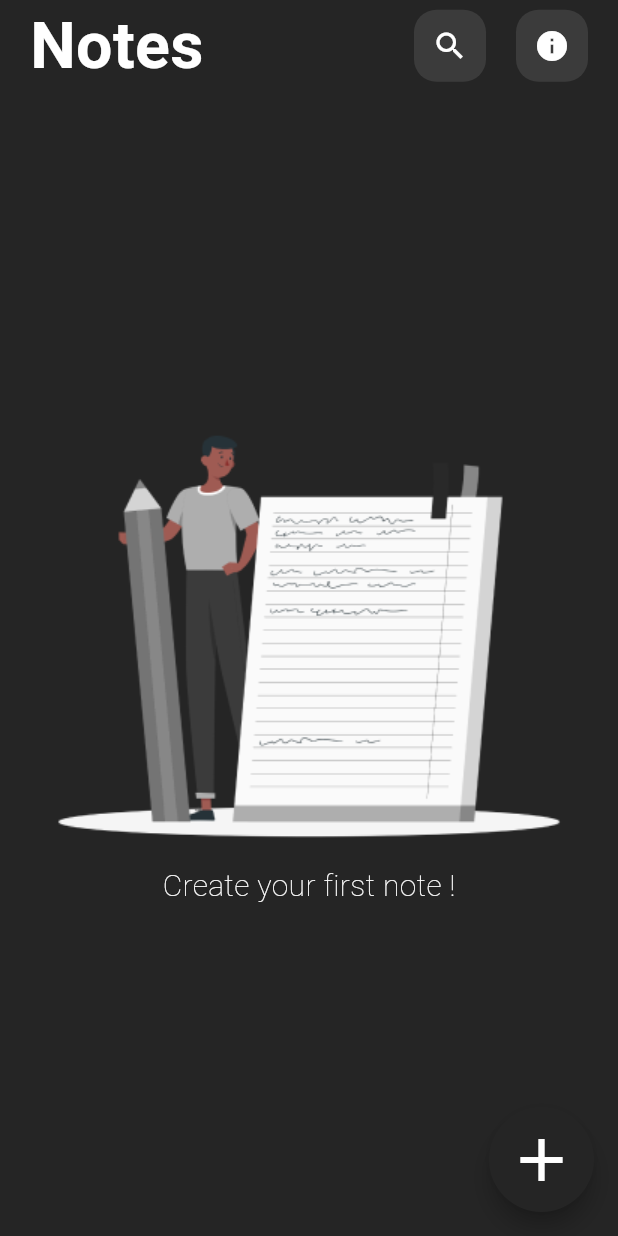
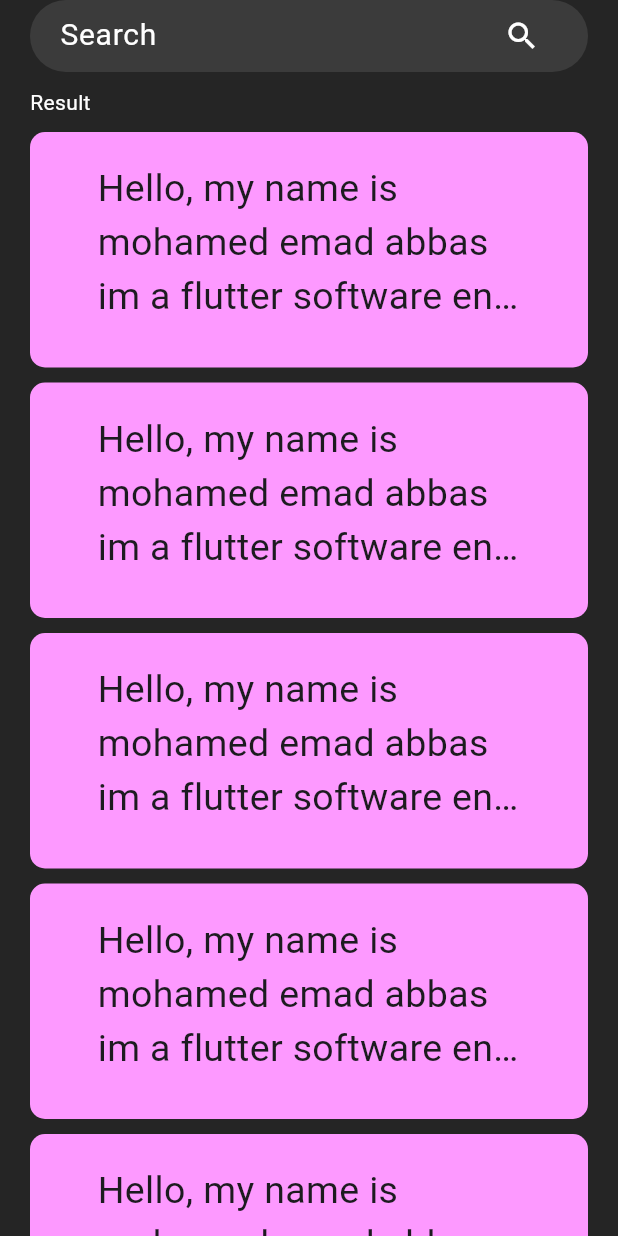
Before and after one commit to m7md3bbas/NoteApp, a Flutter app: the screen it shows after launch, after a tap on the "search" icon, on a phone screen of 412 x 824 dp. Run offline on Flutter 3.47's test engine with Material 3 defaults, Android fonts, the phone set to English and light mode, and no system bars.

Commit message:
finish search ui

```diff
--- a/lib/Core/colors.dart
+++ b/lib/Core/colors.dart
@@ -5,4 +5,6 @@ class MyColors {
   static const Color textColor = Color(0xffFFFFFF);
   static const Color iconBackGroundColor = Color(0xff3B3B3B);
   static const Color textNoteColor = Color(0xff9A9A9A);
+  static const Color backgroundtextfieldColor = Color(0xffCCCCCC);
+  static const Color backgroundColorItem = Color(0xffFD99FF);
 }
--- a/lib/Screens/Editor.dart
+++ b/lib/Screens/Editor.dart
@@ -1,5 +1,6 @@
 import 'package:flutter/material.dart';
 import 'package:noteapp/Core/colors.dart';
+import 'package:noteapp/Screens/widgets/editor_body.dart';
 import 'package:noteapp/Screens/widgets/editor_header.dart';
 
 class Editor extends StatelessWidget {
@@ -18,7 +19,6 @@ class Editor extends StatelessWidget {
               EditorHeader(),
               SizedBox(height: 20),
               EditorBody(),
-
             ],
           ),
         ),
@@ -26,54 +26,3 @@ class Editor extends StatelessWidget {
     );
   }
 }
-
-class EditorBody extends StatelessWidget {
-  EditorBody({super.key});
-  TextEditingController titleController = TextEditingController();
-  TextEditingController subjectController = TextEditingController();
-  @override
-  Widget build(BuildContext context) {
-    return Column(
-      children: [
-        SizedBox(
-          height: MediaQuery.sizeOf(context).height * 0.18,
-          child: TextFormField(
-            expands: true,
-            maxLines: null,
-            minLines: null,
-            decoration: InputDecoration(
-                hintText: "Title",
-                hintStyle:
-                    TextStyle(fontSize: 48, color: MyColors.textNoteColor),
-                border: InputBorder.none),
-            cursorHeight: 52,
-            style: TextStyle(fontSize: 35, color: MyColors.textColor),
-            controller: titleController,
-          ),
-        ),
-        SizedBox(
-          height: 20,
-        ),
-        SizedBox(
-          height: MediaQuery.sizeOf(context).height * 0.6,
-          child: TextFormField(
-            expands: true,
-            maxLines: null,
-            minLines: null,
-            decoration: InputDecoration(
-              hintText: "Type something...",
-              border: InputBorder.none,
-              hintStyle: TextStyle(
-                color: MyColors.textNoteColor,
-                fontSize: 23,
-              ),
-            ),
-            style: TextStyle(fontSize: 23, color: MyColors.textColor),
-            cursorHeight: 35,
-            controller: subjectController,
-          ),
-        ),
-      ],
-    );
-  }
-}
--- /dev/null
+++ b/lib/Screens/search.dart
@@ -0,0 +1,28 @@
+import 'package:flutter/material.dart';
+import 'package:noteapp/Core/colors.dart';
+import 'package:noteapp/Screens/widgets/Search_header.dart';
+import 'package:noteapp/Screens/widgets/custom_note_item.dart';
+import 'package:noteapp/Screens/widgets/search_body.dart';
+
+class Search extends StatelessWidget {
+  const Search({super.key});
+  @override
+  Widget build(BuildContext context) {
+    return Scaffold(
+      backgroundColor: MyColors.primaryColor,
+      body: SafeArea(
+          child: Padding(
+        padding: const EdgeInsets.symmetric(horizontal: 20),
+        child: Column(
+          crossAxisAlignment: CrossAxisAlignment.start,
+          spacing: 10,
+          children: [
+            SearchHeader(),
+            Text("Result", style: TextStyle(color: MyColors.textColor)),
+            SearchBody(),
+          ],
+        ),
+      )),
+    );
+  }
+}
--- /dev/null
+++ b/lib/Screens/widgets/Search_header.dart
@@ -0,0 +1,30 @@
+
+import 'package:flutter/material.dart';
+import 'package:noteapp/Core/colors.dart';
+
+class SearchHeader extends StatelessWidget {
+  SearchHeader({super.key});
+  TextEditingController controller = TextEditingController();
+  @override
+  Widget build(BuildContext context) {
+    return Container(
+      padding: const EdgeInsets.symmetric(horizontal: 20),
+      decoration: BoxDecoration(
+          borderRadius: BorderRadius.circular(30),
+          color: MyColors.iconBackGroundColor),
+      child: TextFormField(
+        cursorHeight: 20,
+        controller: controller,
+        style: TextStyle(color: MyColors.textColor, fontSize: 20),
+        decoration: InputDecoration(
+            hintText: "Search",
+            hintStyle: TextStyle(color: MyColors.textColor),
+            border: InputBorder.none,
+            suffixIcon: Icon(
+              Icons.search,
+              color: MyColors.textColor,
+            )),
+      ),
+    );
+  }
+}
--- a/lib/Screens/widgets/button_to_add_note.dart
+++ b/lib/Screens/widgets/button_to_add_note.dart
@@ -1,6 +1,6 @@
 import 'package:flutter/material.dart';
 import 'package:noteapp/Core/colors.dart';
-import 'package:noteapp/Screens/Editor.dart';
+import 'package:noteapp/Screens/editor.dart';
 
 class ButtonToAddNote extends StatelessWidget {
   const ButtonToAddNote({
--- /dev/null
+++ b/lib/Screens/widgets/custom_note_item.dart
@@ -0,0 +1,26 @@
+import 'package:flutter/material.dart';
+import 'package:noteapp/Core/colors.dart';
+
+class CustomNoteItem extends StatelessWidget {
+  const CustomNoteItem({super.key});
+
+  @override
+  Widget build(BuildContext context) {
+    return Container(
+      height: 157,
+      width: double.infinity,
+      padding: const EdgeInsets.symmetric(horizontal: 45, vertical: 20),
+      margin: const EdgeInsets.only(bottom: 10),
+      decoration: BoxDecoration(
+        color: MyColors.backgroundColorItem,
+        borderRadius: BorderRadius.circular(10),
+      ),
+      child: Text(
+        "Hello, my name is mohamed emad abbas im a flutter software enginner",
+        overflow: TextOverflow.ellipsis,
+        maxLines: 3,
+        style: TextStyle(fontSize: 25, fontWeight: FontWeight.w400),
+      ),
+    );
+  }
+}
--- /dev/null
+++ b/lib/Screens/widgets/editor_body.dart
@@ -0,0 +1,53 @@
+import 'package:flutter/material.dart';
+import 'package:noteapp/Core/colors.dart';
+
+class EditorBody extends StatelessWidget {
+  EditorBody({super.key});
+  TextEditingController titleController = TextEditingController();
+  TextEditingController subjectController = TextEditingController();
+  @override
+  Widget build(BuildContext context) {
+    return Column(
+      children: [
+        SizedBox(
+          height: MediaQuery.sizeOf(context).height * 0.18,
+          child: TextFormField(
+            expands: true,
+            maxLines: null,
+            minLines: null,
+            decoration: InputDecoration(
+                hintText: "Title",
+                hintStyle:
+                    TextStyle(fontSize: 48, color: MyColors.textNoteColor),
+                border: InputBorder.none),
+            cursorHeight: 52,
+            style: TextStyle(fontSize: 35, color: MyColors.textColor),
+            controller: titleController,
+          ),
+        ),
+        SizedBox(
+          height: 20,
+        ),
+        SizedBox(
+          height: MediaQuery.sizeOf(context).height * 0.6,
+          child: TextFormField(
+            expands: true,
+            maxLines: null,
+            minLines: null,
+            decoration: InputDecoration(
+              hintText: "Type something...",
+              border: InputBorder.none,
+              hintStyle: TextStyle(
+                color: MyColors.textNoteColor,
+                fontSize: 23,
+              ),
+            ),
+            style: TextStyle(fontSize: 23, color: MyColors.textColor),
+            cursorHeight: 35,
+            controller: subjectController,
+          ),
+        ),
+      ],
+    );
+  }
+}
--- a/lib/Screens/widgets/home_header.dart
+++ b/lib/Screens/widgets/home_header.dart
@@ -1,5 +1,6 @@
 import 'package:flutter/material.dart';
 import 'package:noteapp/Core/colors.dart';
+import 'package:noteapp/Screens/search.dart';
 import 'package:noteapp/Screens/widgets/custom_icon_button_widget.dart';
 
 class HomeHeader extends StatelessWidget {
@@ -19,7 +20,10 @@ class HomeHeader extends StatelessWidget {
         Spacer(),
         CustomIconButtonWidget(
           icon: Icons.search,
-          onPressed: () {},
+          onPressed: () {
+            Navigator.push(context,
+                MaterialPageRoute(builder: (context) => const Search()));
+          },
         ),
         SizedBox(width: 20),
         CustomIconButtonWidget(
--- /dev/null
+++ b/lib/Screens/widgets/search_body.dart
@@ -0,0 +1,18 @@
+import 'package:flutter/material.dart';
+import 'package:noteapp/Screens/widgets/custom_note_item.dart';
+
+class SearchBody extends StatelessWidget {
+  const SearchBody({super.key});
+
+  @override
+  Widget build(BuildContext context) {
+    return Expanded(
+      child: ListView.builder(
+        itemCount: 5,
+        itemBuilder: (context, index) {
+          return CustomNoteItem();
+        },
+      ),
+    );
+  }
+}
```
Lines whose indentation alone changed are shown as unchanged.
